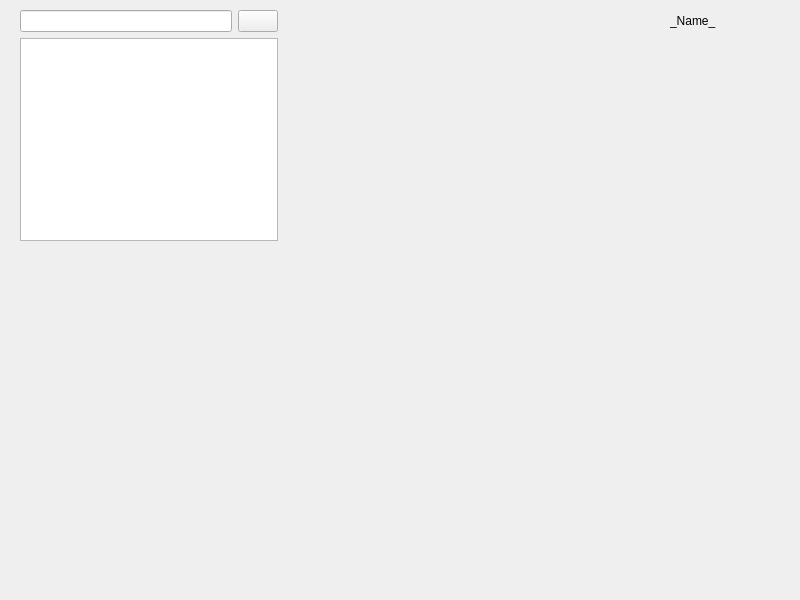
This is mainwindow.ui in Andrii-sudo/Chat_Client as Qt 5 draws it before an edit. The edited form follows.
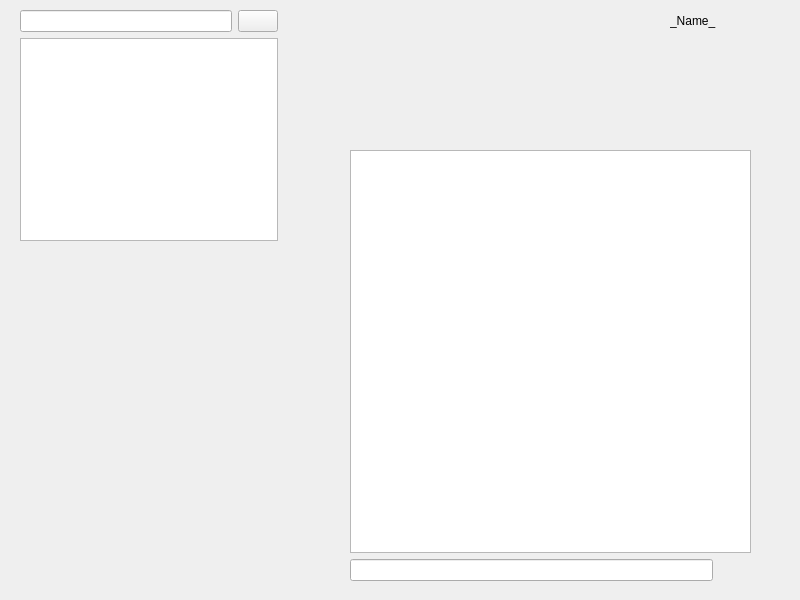
This is the edited form. Icons and pictures are not drawn.

```diff
--- a/mainwindow.ui
+++ b/mainwindow.ui
@@ -63,6 +63,45 @@
      </item>
     </layout>
    </widget>
+   <widget class="QWidget" name="">
+    <property name="geometry">
+     <rect>
+      <x>350</x>
+      <y>150</y>
+      <width>401</width>
+      <height>431</height>
+     </rect>
+    </property>
+    <layout class="QVBoxLayout" name="verticalLayout_2">
+     <item>
+      <widget class="QPlainTextEdit" name="plainTextEdit"/>
+     </item>
+     <item>
+      <layout class="QHBoxLayout" name="horizontalLayout_2">
+       <item>
+        <widget class="QLineEdit" name="lineEdit"/>
+       </item>
+       <item>
+        <widget class="QPushButton" name="pushButton">
+         <property name="styleSheet">
+          <string notr="true">QPushButton
+{
+        background-color: transparent;
+        border: none;
+}</string>
+         </property>
+         <property name="text">
+          <string/>
+         </property>
+         <property name="icon">
+          <iconset theme="QIcon::ThemeIcon::DocumentSend"/>
+         </property>
+        </widget>
+       </item>
+      </layout>
+     </item>
+    </layout>
+   </widget>
   </widget>
  </widget>
  <resources/>
```
Left out of the diff: 2 changed lines with no effect on the pictures.
